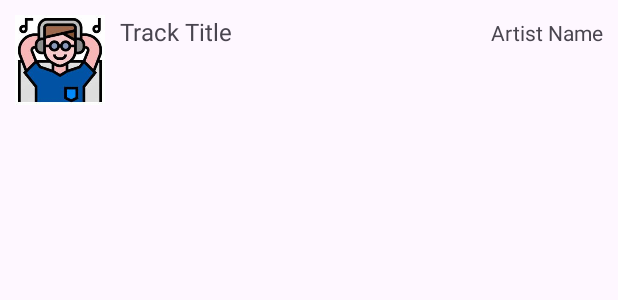
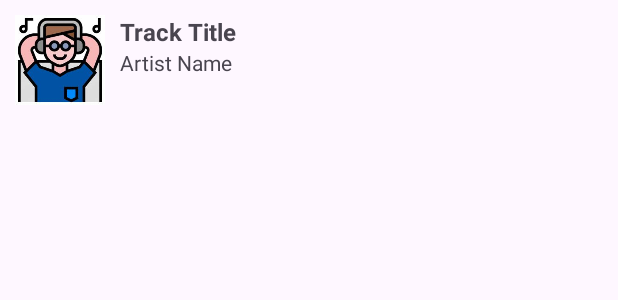
Before and after one commit to peterkar032/music_player-, an Android app: the layout item_track.xml on its own in the app's theme, with its tools: preview values and no code run, on a phone screen of 412 x 824 dp. Shown: the top 300 px of the screen. Run offline under Robolectric (Android 15) with nearby library versions, the phone set to English and light mode, and no system bars.

Commit message:
αποθηκευση προσωρινη

```diff
--- a/app/src/main/res/layout/item_track.xml
+++ b/app/src/main/res/layout/item_track.xml
@@ -5,31 +5,37 @@
     android:orientation="horizontal"
     android:padding="10dp">
 
-    <!-- Εικόνα άλμπουμ (προαιρετικό) -->
     <ImageView
         android:id="@+id/albumArtImageView"
         android:layout_width="60dp"
         android:layout_height="60dp"
         android:layout_marginEnd="10dp"
-        android:src="@drawable/music" />
+        android:src="@drawable/music"
+        android:contentDescription="Album Art" />
 
-    <!-- Τίτλος του τραγουδιού -->
-    <TextView
-        android:id="@+id/trackTitleTextView"
+    <LinearLayout
         android:layout_width="0dp"
         android:layout_height="wrap_content"
         android:layout_weight="1"
+        android:orientation="vertical">
+
+        <TextView
+            android:id="@+id/trackTitleTextView"
+            android:layout_width="match_parent"
+            android:layout_height="wrap_content"
             android:text="Track Title"
             android:textSize="16sp"
+            android:textStyle="bold"
             android:ellipsize="end"
             android:maxLines="1" />
 
-    <!-- Καλλιτέχνης -->
         <TextView
             android:id="@+id/artistTextView"
-        android:layout_width="wrap_content"
+            android:layout_width="match_parent"
             android:layout_height="wrap_content"
             android:text="Artist Name"
-        android:textSize="14sp" />
-
+            android:textSize="14sp"
+            android:ellipsize="end"
+            android:maxLines="1" />
     </LinearLayout>
+</LinearLayout>
```
Also changed, not shown: app/src/main/java/com/example/music/TrackAdapter.java (+36 -16 lines), app/src/main/res/layout/fragment_search.xml (+0 -18 lines), app/src/main/res/menu/track_options_menu.xml (added, +11 -0 lines), app/src/main/res/drawable/ic_like.png (added), app/src/main/res/drawable/ic_playlist_add.png (added), 1 other file. Lines whose indentation alone changed are shown as unchanged.
